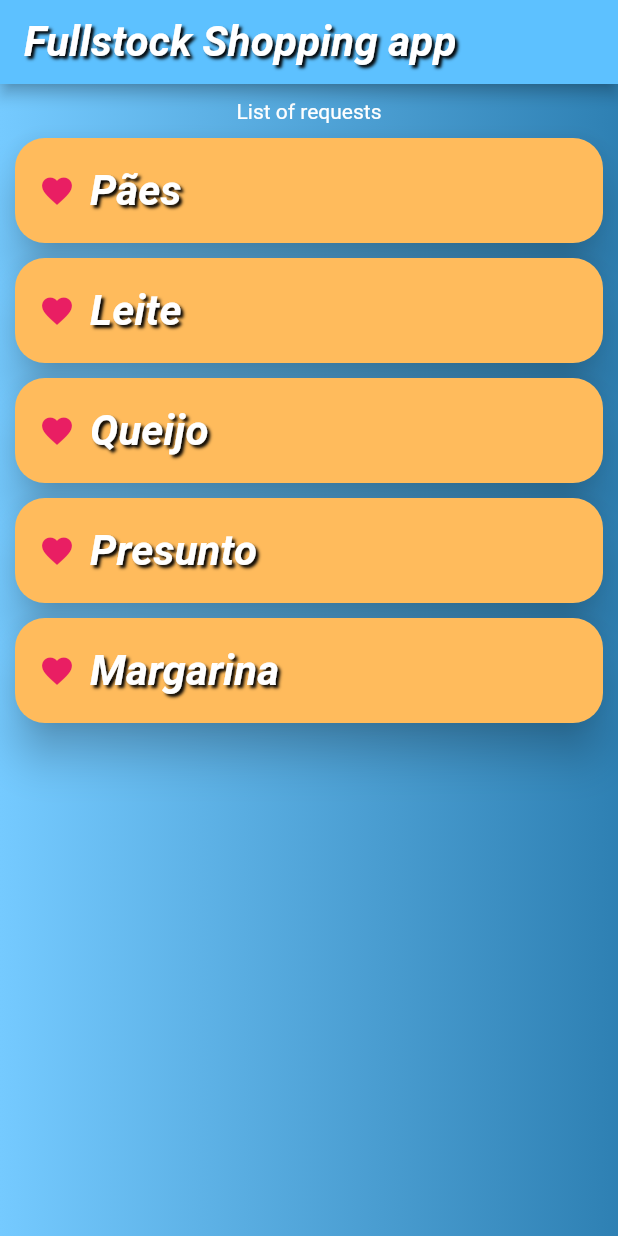
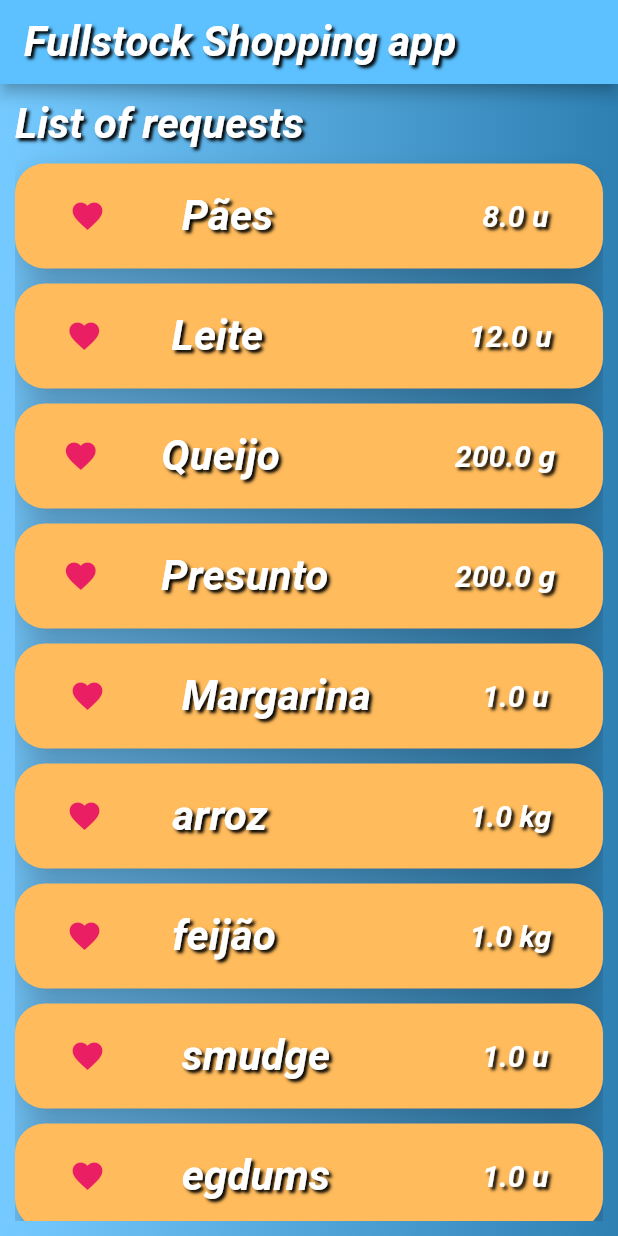
Before and after one commit to GabrielMartins173/FullStockMobileShoppingApp, a Flutter app: the screen it shows after launch, on a phone screen of 412 x 824 dp. Run offline on Flutter 3.47's test engine with Material 2 defaults, Android fonts, the phone set to English and light mode, and no system bars.

Commit message:
scroll and refactor

```diff
--- /dev/null
+++ b/lib/Request.dart
@@ -0,0 +1,15 @@
+// ignore: avoid_web_libraries_in_flutter
+import 'dart:ui';
+
+import 'package:flutter/cupertino.dart';
+import 'package:flutter/material.dart';
+
+class Request {
+  String title;
+  double quantity;
+  String quantification;
+  double priority;
+  //??? icon
+
+  Request(this.title, this.quantity, this.quantification);
+}
--- a/lib/main.dart
+++ b/lib/main.dart
@@ -3,6 +3,7 @@ import 'dart:ui';
 
 import 'package:flutter/cupertino.dart';
 import 'package:flutter/material.dart';
+import 'package:fullstock/Request.dart';
 
 void main() => runApp(MyApp());
 
@@ -35,21 +36,33 @@ class _MyHomePageState extends State<MyHomePage> {
   static const OTOAZUL = 0XFF5DC1FF;
   static const COR_DO_AFRONOQUIO = 0XFFB37216;
   static const COR_DO_PINOQUIO = 0XFFFFBB5C;
-  static const List<String> TEST_REQUEST_LIST = [
-    'Pães',
-    'Leite',
-    'Queijo',
-    'Presunto',
-    'Margarina'
+  static List<Request> TEST_REQUEST_LIST = [
+    new Request('Pães', 8, 'u'),
+    new Request('Leite', 12, 'u'),
+    new Request('Queijo', 200, 'g'),
+    new Request('Presunto', 200, 'g'),
+    new Request('Margarina', 1, 'u'),
+    new Request('arroz', 1, 'kg'),
+    new Request('feijão', 1, 'kg'),
+    new Request('smudge', 1, 'u'),
+    new Request('egdums', 1, 'u')
   ];
 
-  List<Widget> generateRequestList(List<String> requestList) {
+  List<Widget> generateRequestList(List<Request> requestList) {
     List<Widget> containerList = new List();
 
-    containerList.add(Text('List of requests'));
+    containerList.add(Text(
+      'List of requests',
+      style: TextStyle(
+          color: Colors.white,
+          fontStyle: FontStyle.italic,
+          shadows: [Shadow(blurRadius: 2.0, offset: Offset(2.0, 2.0))],
+          fontWeight: FontWeight.bold,
+          fontSize: 28),
+    ));
     containerList.add(SizedBox(height: 10.0));
 
-    for (String request in requestList) {
+    for (Request request in requestList) {
       containerList.add(
         Container(
           width: double.infinity,
@@ -70,7 +83,10 @@ class _MyHomePageState extends State<MyHomePage> {
             onLongPress: () {
               print("Smudge is my life");
             },
-            child: Row(children: <Widget>[
+            child: Row(
+                crossAxisAlignment: CrossAxisAlignment.center,
+                mainAxisAlignment: MainAxisAlignment.spaceEvenly,
+                children: <Widget>[
                   Icon(
                     Icons.favorite,
                     color: Colors.pink,
@@ -80,9 +96,11 @@ class _MyHomePageState extends State<MyHomePage> {
                   SizedBox(
                     width: 10.0,
                   ),
-              Text(
-                request,
-                textAlign: TextAlign.center,
+                  Container(
+                    width: 180.0,
+                    child: Text(
+                      request.title,
+                      textAlign: TextAlign.left,
                       style: TextStyle(
                           color: Colors.white,
                           fontStyle: FontStyle.italic,
@@ -92,6 +110,19 @@ class _MyHomePageState extends State<MyHomePage> {
                           fontWeight: FontWeight.bold,
                           fontSize: 28),
                     ),
+                  ),
+                  Text(
+                    request.quantity.toString() + ' ' + request.quantification,
+                    softWrap: true,
+                    style: TextStyle(
+                        color: Colors.white,
+                        fontStyle: FontStyle.italic,
+                        shadows: [
+                          Shadow(blurRadius: 2.0, offset: Offset(2.0, 2.0))
+                        ],
+                        fontWeight: FontWeight.bold,
+                        fontSize: 20),
+                  )
                 ]),
           ),
         ),
@@ -124,8 +155,7 @@ class _MyHomePageState extends State<MyHomePage> {
             colors: [Color(AZULZIN), Color(AZULAO)],
           )),
           padding: EdgeInsets.all(10.0),
-          child: Column(
-            //crossAxisAlignment: CrossAxisAlignment.stretch,
+          child: ListView(
             children: generateRequestList(TEST_REQUEST_LIST),
           ),
         ),
```
Lines whose indentation alone changed are shown as unchanged.
